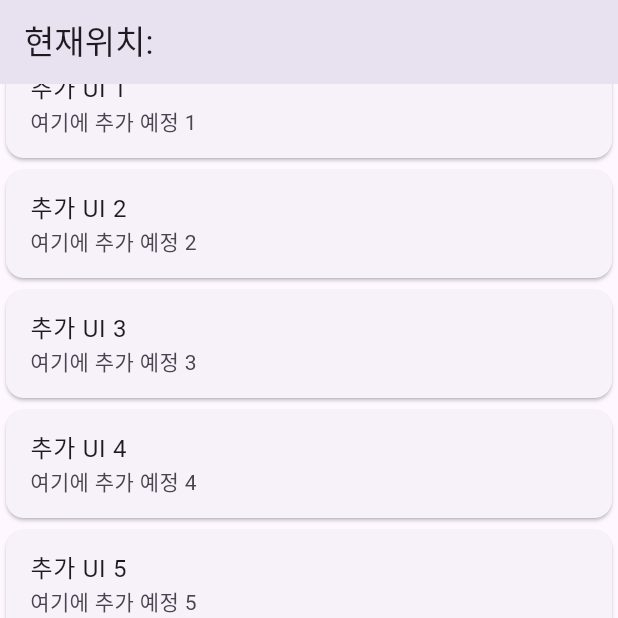
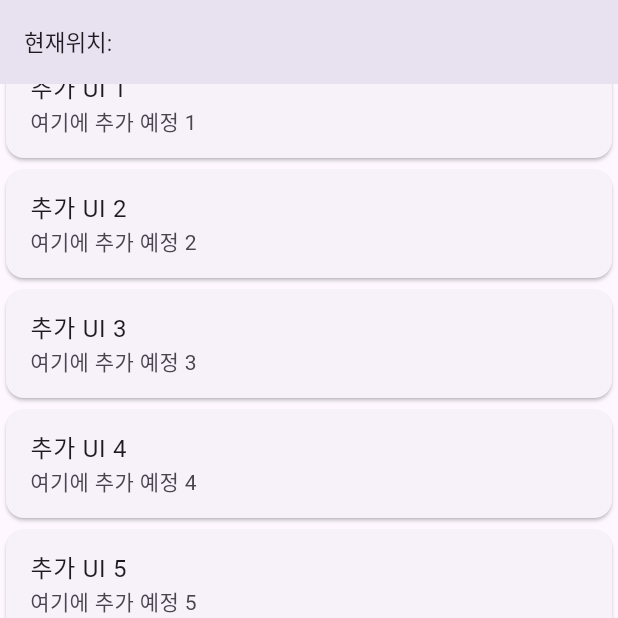
Before and after one commit to GDSC-DJU/24SolChl_RESQ, a Flutter app: the screen it shows after launch, scrolled down 576 dp, after a tap on the "call" icon, on a phone screen of 412 x 824 dp, the top half of it. Run offline on Flutter 3.47's test engine with Material 3 defaults, Android fonts, the phone set to English and light mode, and no system bars; our stand-ins replace geocoding, geolocator, google_maps_flutter.

Commit message:
**Feat** : "Add google_map_marker"
Resolves: google_map, 119 num_icon test finish, realtime location text
test finish

```diff
--- a/aiways/lib/google_map_display.dart
+++ b/aiways/lib/google_map_display.dart
@@ -11,6 +11,7 @@ class GoogleMapDisplay extends StatefulWidget {
 
 class _GoogleMapDisplayState extends State<GoogleMapDisplay> {
   late GoogleMapController mapController;
+  final Set<Marker> _markers = {};
 
   void onMapCreated(GoogleMapController controller) {
     mapController = controller;
@@ -22,12 +23,20 @@ class _GoogleMapDisplayState extends State<GoogleMapDisplay> {
       future: determinePosition(),
       builder: (BuildContext context, AsyncSnapshot<Position> snapshot) {
         if (snapshot.hasData) {
+          LatLng currentLocation =
+              LatLng(snapshot.data!.latitude, snapshot.data!.longitude);
+          _markers.add(Marker(
+            markerId: const MarkerId("currentLocation"),
+            position: currentLocation,
+            infoWindow: const InfoWindow(title: "현재 위치"),
+          )); // 현재 위치에 마커 추가
           return GoogleMap(
             onMapCreated: onMapCreated,
             initialCameraPosition: CameraPosition(
               target: LatLng(snapshot.data!.latitude, snapshot.data!.longitude),
               zoom: 11.0,
             ),
+            markers: _markers,
           );
         } else {
           return const Center(
--- a/aiways/lib/home.dart
+++ b/aiways/lib/home.dart
@@ -23,7 +23,7 @@ class home extends StatelessWidget {
               ),
               ListView.builder(
                 shrinkWrap: true,
-                physics: const NeverScrollableScrollPhysics(),
+
                 //스크롤이 가능한 위젯이 스크롤 되지 않게 만들기
                 itemCount: 10,
                 itemBuilder: (context, index) {
@@ -50,12 +50,12 @@ class home extends StatelessWidget {
 
   void _launchURL() async {
     // 119 전화하기
-    // const url = 'tel:119';
-    // if (await canLaunch(url)) {
-    //   await launch(url);
-    // } else {
-    //   throw 'Could not launch $url';
-    // }
+    const url = 'tel:119';
+    if (await canLaunch(url)) {
+      await launch(url);
+    } else {
+      throw 'Could not launch $url';
+    }
     // => 이 부분은 에뮬레이터에선 실행 X, 디바이스 설치 테스트시 주석 해제 할 것
     // 전화 걸기 기능이 시뮬레이터에서는 지원되지 않기 때문에 발생하는 것
   }
--- a/aiways/lib/location_display.dart
+++ b/aiways/lib/location_display.dart
@@ -15,16 +15,16 @@ class _LocationDisplayState extends State<LocationDisplay> {
   @override
   void initState() {
     super.initState();
-    determinePosition().then((location) {
+    determinePosition().then((result) {
       setState(() {
-        location = location;
+        location = result;
       });
     });
   }
 
   @override
   Widget build(BuildContext context) {
-    return Text('현재위치: $location');
+    return Text('현재위치: $location', style: const TextStyle(fontSize: 15.0));
   }
 
   Future<String> determinePosition() async {
```
Also changed, not shown: 1 other file.
